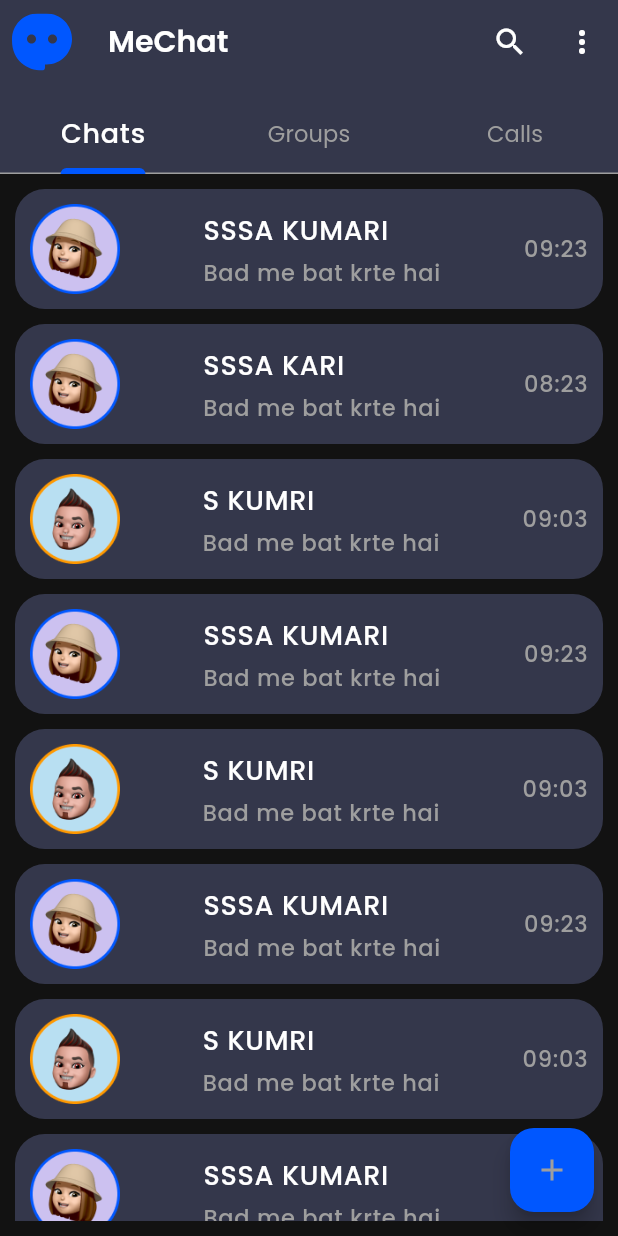
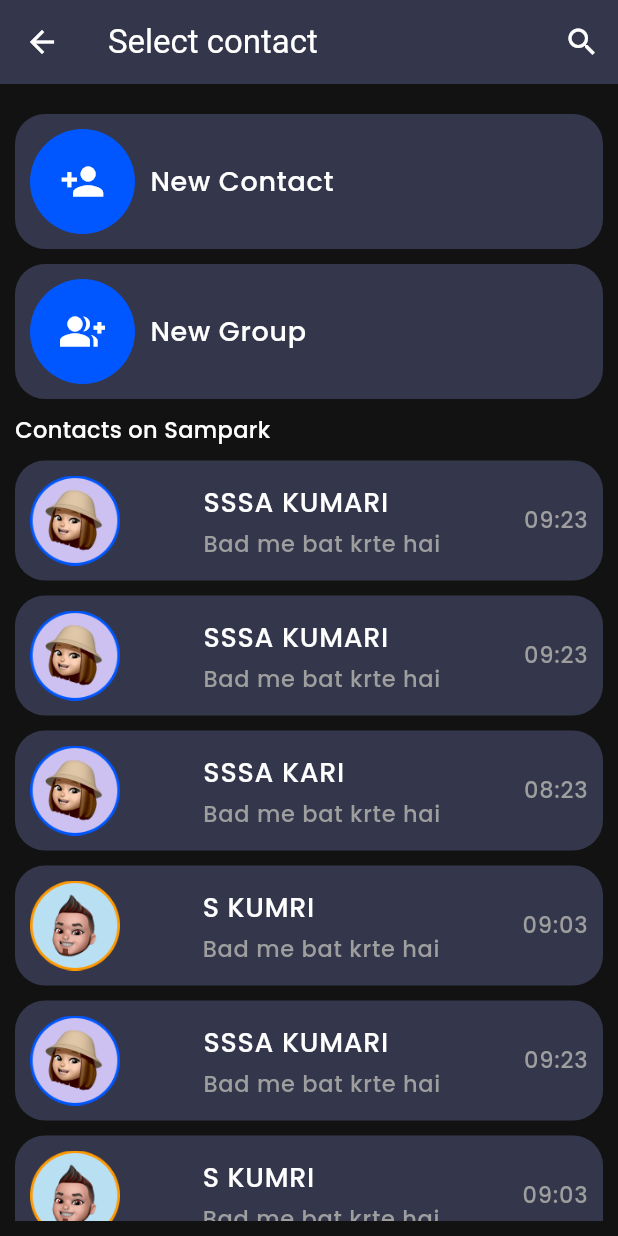
Before and after one commit to NgVietAnh24/MeChat, a Flutter app: the HomePage screen opened by its route, after a tap on the "add" icon, on a phone screen of 412 x 824 dp. Run offline on Flutter 3.47's test engine with Material 3 defaults, Android fonts, the phone set to English and light mode, and no system bars; our stand-ins replace cloud_firestore, firebase_auth, firebase_core, firebase_storage, flutter_svg, get and 2 more; missing offline and left inert: firebase_app_check; accounts and stored records are empty; network calls fail; statements that could not run were skipped.

Commit message:
Đang làm Select Contact

```diff
--- a/lib/Config/PagePath.dart
+++ b/lib/Config/PagePath.dart
@@ -1,6 +1,7 @@
 import 'package:get/get.dart';
 import 'package:mechat/Pages/Auth/AuthPage.dart';
 import 'package:mechat/Pages/Chat/ChatPage.dart';
+import 'package:mechat/Pages/ContactPage/ContactPage.dart';
 import 'package:mechat/Pages/Home/HomePage.dart';
 import 'package:mechat/Pages/UserProfile/ProfilePage.dart';
 import 'package:mechat/Pages/UserProfile/UpdateProfile.dart';
@@ -21,11 +22,11 @@
     page: () => const ChatPage(),
     transition: Transition.leftToRight,
   ),
-  // GetPage(
-  //   name: "/profilePage",
-  //   page: () => const UserProfilePage(),
-  //   transition: Transition.leftToRight,
-  // ),
+  GetPage(
+    name: "/contactPage",
+    page: () => const Contactpage(),
+    transition: Transition.rightToLeft,
+  ),
   // GetPage(
   //   name: "/updateProfilePage",
   //   page: () => const UserUpdateProfile(),
--- a/lib/Controller/ProfileController.dart
+++ b/lib/Controller/ProfileController.dart
@@ -1,5 +1,4 @@
 import 'dart:io';
-
 import 'package:cloud_firestore/cloud_firestore.dart';
 import 'package:firebase_auth/firebase_auth.dart';
 import 'package:flutter/material.dart';
@@ -15,58 +14,56 @@
   RxBool isLoading = false.obs;
   Rx<UserModel> currentUser = UserModel().obs;
 
-  void onInit() async {
+  @override
+  void onInit() {
     super.onInit();
-    await getUserDetails();
+    getUserDetails();
   }
 
   Future<void> getUserDetails() async {
-    await db.collection("users").doc(auth.currentUser!.uid).get().then(
-          (value) => {
-            currentUser.value = UserModel.fromJson(
-              value.data()!,
-            ),
-          },
-        );
+    try {
+      DocumentSnapshot document = await db.collection("users").doc(auth.currentUser!.uid).get();
+      if (document.exists) {
+        currentUser.value = UserModel.fromJson(document.data() as Map<String, dynamic>);
+      } else {
+        print("Document does not exist");
+      }
+    } catch (e) {
+      print(e.toString());
+    }
   }
 
-  Future<void> updateProfile(
-    String imageUrl,
-    String name,
-    String about,
-    String number,
-  ) async {
+  Future<void> updateProfile(String imageUrl, String name, String about, String number) async {
     isLoading.value = true;
     try {
       final imageLink = await uploadFileToFirebase(imageUrl);
       final updateUser = UserModel(
+        id: auth.currentUser!.uid,
+        email: currentUser.value.email,
         name: name,
         about: about,
         profileImage: imageLink,
         phoneNumber: number,
       );
-      await db.collection("users").doc(auth.currentUser!.uid).set(
-            updateUser.toJson(),
-          );
+      await db.collection("users").doc(auth.currentUser!.uid).set(updateUser.toJson());
     } catch (ex) {
       print(ex);
+    } finally {
+      isLoading.value = false;
     }
-    isLoading.value = false;
   }
 
   Future<String> uploadFileToFirebase(String imagePath) async {
-    final path = "file/${imagePath}";
-    final file = File(imagePath!);
-    if (imagePath != "") {
+    final path = "file/${auth.currentUser!.uid}/${DateTime.now().millisecondsSinceEpoch}";
+    final file = File(imagePath);
+    if (imagePath.isNotEmpty) {
       try {
-        final ref = store.ref().child(path).putFile(file);
-        final uploadTask = await ref.whenComplete(() {});
-        final downloadImageUrl = await uploadTask.ref.getDownloadURL();
-        print(downloadImageUrl);
-        return downloadImageUrl;
+        final ref = store.ref().child(path);
+        await ref.putFile(file);
+        final downloadUrl = await ref.getDownloadURL();
+        return downloadUrl;
       } catch (ex) {
         print(ex);
-        return "";
       }
     }
     return "";
--- /dev/null
+++ b/lib/Pages/ContactPage/ContactPage.dart
@@ -0,0 +1,120 @@
+import 'package:flutter/foundation.dart';
+import 'package:flutter/material.dart';
+import 'package:get/get.dart';
+import 'package:mechat/Pages/ContactPage/Widgets/ContactSearch.dart';
+import 'package:mechat/Pages/ContactPage/Widgets/NewContactTile.dart';
+
+import '../../Config/imges.dart';
+import '../Home/Widgets/ChatTile.dart';
+
+class Contactpage extends StatelessWidget {
+  const Contactpage({super.key});
+
+  @override
+  Widget build(BuildContext context) {
+    RxBool isSearchEnable = false.obs;
+    return Scaffold(
+      appBar: AppBar(
+        title: Text("Select contact"),
+        actions: [
+          Obx(
+            () => IconButton(
+              onPressed: () {
+                isSearchEnable.value = !isSearchEnable.value;
+              },
+              icon:
+                  isSearchEnable.value ? Icon(Icons.close) : Icon(Icons.search),
+            ),
+          ),
+        ],
+      ),
+      body: Padding(
+        padding: const EdgeInsets.all(10),
+        child: ListView(
+          children: [
+            Obx(
+              () => isSearchEnable.value ? ContactSearch() : SizedBox(),
+            ),
+            SizedBox(
+              height: 10,
+            ),
+            NewContactTile(
+              btnName: "New Contact",
+              icon: Icons.person_add,
+              onTap: () {},
+            ),
+            SizedBox(
+              height: 10,
+            ),
+            NewContactTile(
+              btnName: "New Group",
+              icon: Icons.group_add,
+              onTap: () {},
+            ),
+            SizedBox(
+              height: 10,
+            ),
+            Row(
+              children: [
+                Text("Contacts on Sampark"),
+              ],
+            ),
+            SizedBox(
+              height: 10,
+            ),
+            Column(
+              children: [
+                InkWell(
+                  onTap: () {
+                    Get.toNamed("/chatPage");
+                  },
+                  child: ChatTile(
+                    imageUrl: AssetsImage.girlPic,
+                    name: "SSSA KUMARI",
+                    lastChat: "Bad me bat krte hai",
+                    lastTime: "09:23",
+                  ),
+                ),
+                InkWell(
+                  onTap: () {
+                    Get.toNamed("/chatPage");
+                  },
+                  child: ChatTile(
+                    imageUrl: AssetsImage.girlPic,
+                    name: "SSSA KUMARI",
+                    lastChat: "Bad me bat krte hai",
+                    lastTime: "09:23",
+                  ),
+                ),
+                ChatTile(
+                  imageUrl: AssetsImage.girlPic,
+                  name: "SSSA KARI",
+                  lastChat: "Bad me bat krte hai",
+                  lastTime: "08:23",
+                ),
+                ChatTile(
+                  imageUrl: AssetsImage.boyPic,
+                  name: "S KUMRI",
+                  lastChat: "Bad me bat krte hai",
+                  lastTime: "09:03",
+                ),
+                ChatTile(
+                  imageUrl: AssetsImage.girlPic,
+                  name: "SSSA KUMARI",
+                  lastChat: "Bad me bat krte hai",
+                  lastTime: "09:23",
+                ),
+                ChatTile(
+                  imageUrl: AssetsImage.boyPic,
+                  name: "S KUMRI",
+                  lastChat: "Bad me bat krte hai",
+                  lastTime: "09:03",
+                ),
+              ],
+            ),
+          ],
+        ),
+      ),
+    );
+  }
+}
--- /dev/null
+++ b/lib/Pages/ContactPage/Widgets/NewContactTile.dart
@@ -0,0 +1,50 @@
+import 'package:flutter/foundation.dart';
+import 'package:flutter/material.dart';
+
+class NewContactTile extends StatelessWidget {
+  final String btnName;
+  final IconData icon;
+  final VoidCallback onTap;
+  const NewContactTile(
+      {super.key,
+      required this.btnName,
+      required this.icon,
+      required this.onTap});
+
+  @override
+  Widget build(BuildContext context) {
+    return InkWell(
+      onTap: onTap,
+      child: Container(
+        padding: EdgeInsets.all(10),
+        decoration: BoxDecoration(
+          borderRadius: BorderRadius.circular(20),
+          color: Theme.of(context).colorScheme.primaryContainer,
+        ),
+        child: Row(
+          children: [
+            Container(
+              width: 70,
+              height: 70,
+              child: Icon(
+                icon,
+                size: 30,
+              ),
+              decoration: BoxDecoration(
+                borderRadius: BorderRadius.circular(100),
+                color: Theme.of(context).colorScheme.primary,
+              ),
+            ),
+            SizedBox(
+              width: 10,
+            ),
+            Text(
+              btnName,
+              style: Theme.of(context).textTheme.bodyLarge,
+            )
+          ],
+        ),
+      ),
+    );
+  }
+}
--- a/pubspec.yaml
+++ b/pubspec.yaml
@@ -44,6 +44,7 @@
   cloud_firestore: ^4.15.8
   image_picker: ^1.1.2
   firebase_storage: ^11.7.7
+  firebase_app_check: ^0.2.2+7
 
 dev_dependencies:
   flutter_test:
```
Also changed, not shown: lib/Pages/ContactPage/Widgets/ContactSearch.dart (added, +35 -0 lines), lib/Pages/Home/HomePage.dart (+5 -2 lines), lib/Pages/ProfilePage/ProfilePage.dart (+18 -2 lines), lib/main.dart (+6 -1 lines), pubspec.lock.
